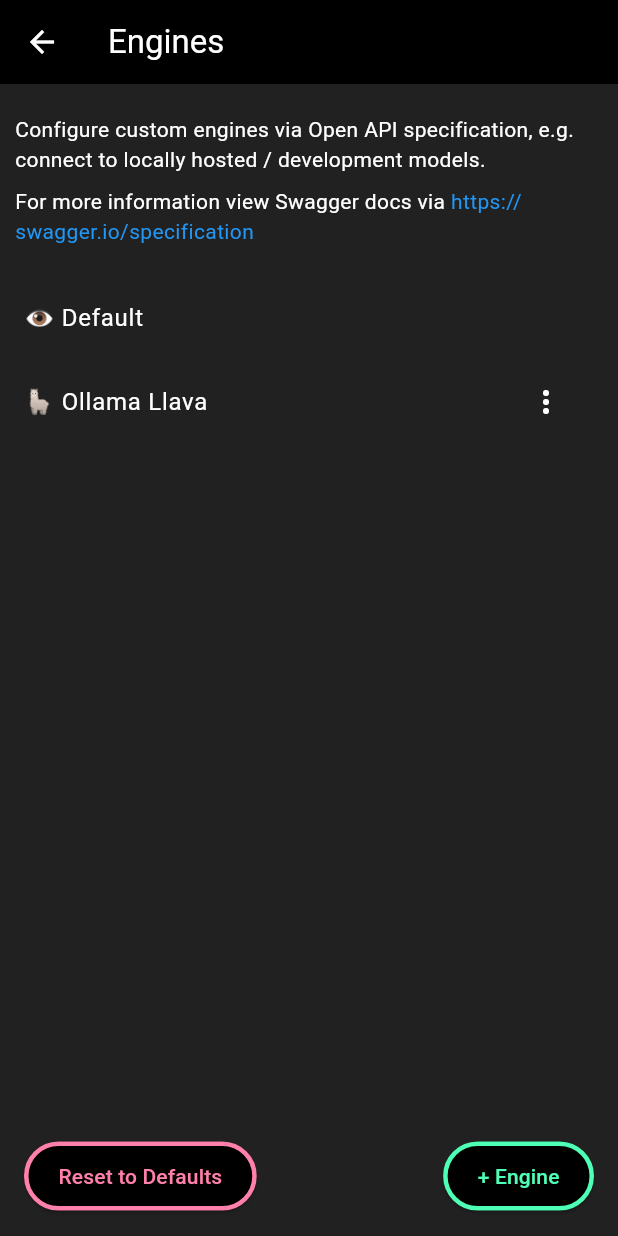
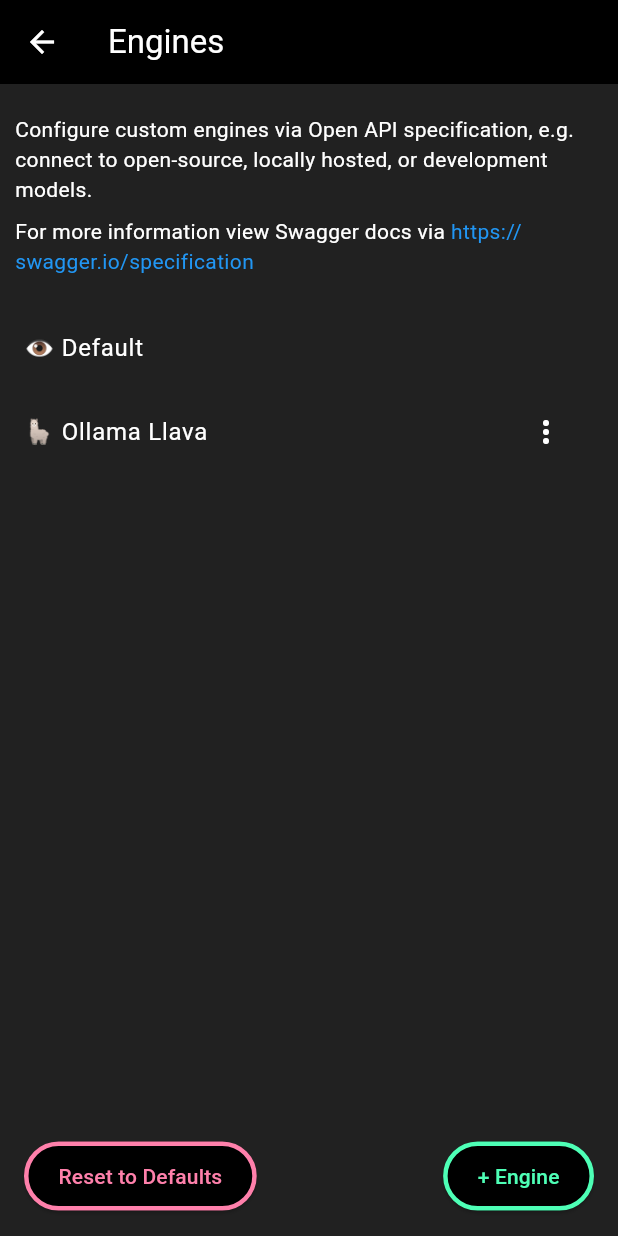
Before and after one commit to alexdredmon/crayeye, a Flutter app: the EnginesScreen screen opened directly, on a phone screen of 412 x 824 dp. Run offline on Flutter 3.47's test engine with Material 3 defaults, Android fonts, the phone set to English and light mode, and no system bars; drawn by our look-alikes of flutter_markdown; our stand-ins replace audioplayers, camera, geolocator, permission_handler, share_plus, shared_preferences and 1 more; accounts and stored records are empty.

Commit message:
Docs updates

```diff
--- a/flutter/lib/engines_screen.dart
+++ b/flutter/lib/engines_screen.dart
@@ -176,7 +176,7 @@ class _EnginesScreenState extends State<EnginesScreen> {
             padding: const EdgeInsets.all(10.0),
             child:
               MarkdownBody(
-                data: "Configure custom engines via Open API specification, e.g. connect to locally hosted / development models.  \n\nFor more information view Swagger docs via [https://swagger.io/specification](https://swagger.io/specification)",
+                data: "Configure custom engines via Open API specification, e.g. connect to open-source, locally hosted, or development models.  \n\nFor more information view Swagger docs via [https://swagger.io/specification](https://swagger.io/specification)",
                 styleSheet: MarkdownStyleSheet.fromTheme(themeData).copyWith(
                   p: baseTextStyle,
                   h1: baseTextStyle,
```
Also changed, not shown: 1 other file.
